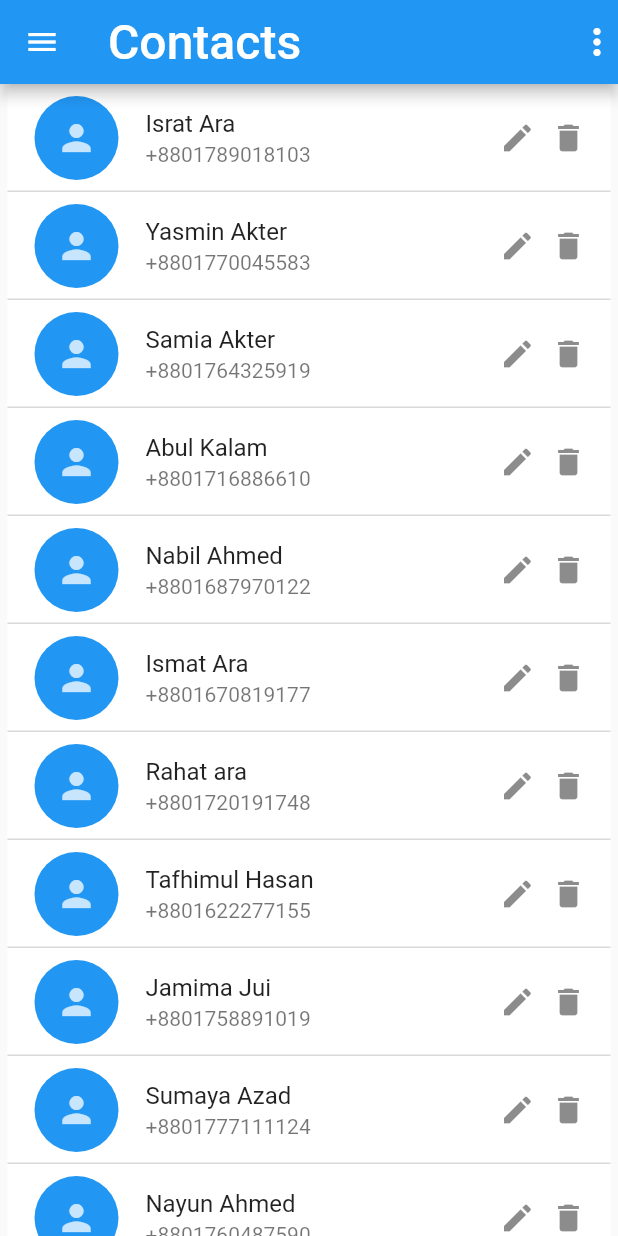
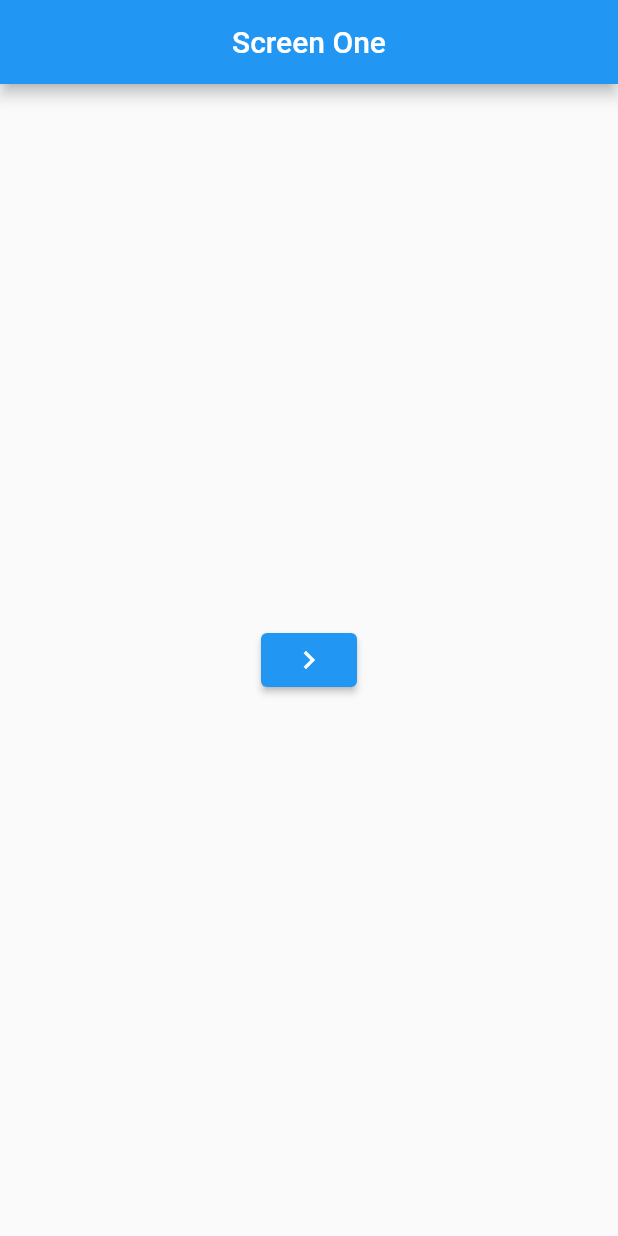
Before and after one commit to najibahmed/Najib_demo, a Flutter app: the screen it shows after launch, on a phone screen of 412 x 824 dp. Run offline on Flutter 3.47's test engine with Material 2 defaults, Android fonts, the phone set to English and light mode, and no system bars.

Commit message:
Routing the Pages

```diff
--- a/lib/list_view.dart
+++ b/lib/list_view.dart
@@ -95,117 +95,6 @@ class Listview extends StatelessWidget {
           );
         },
       ),
-      drawer: Drawer(
-        child: SingleChildScrollView(
-          child: Column(
-            children: [
-              Stack(
-                children: [
-                  Image.asset("assets/gmail_background.jfif"),
-                  Positioned(
-                    left: 20,
-                    top: 20,
-                    child: Column(
-                      crossAxisAlignment: CrossAxisAlignment.start,
-                      children: [
-                        CircleAvatar(
-                          radius: 48,
-                          backgroundImage: AssetImage("assets/happy_man.jpg"),
-                        ),
-                        Text(
-                          "Najib Ahmed",
-                          style: TextStyle(
-                            fontSize: 24,
-                            color: Colors.white,
-                          ),
-                        ),
-                        Text(
-                          "najibahmed50@gmail.com",
-                          style: TextStyle(
-                            fontSize: 14,
-                            color: Colors.white.withOpacity(.50),
-                          ),
-                        ),
-                      ],
-                    ),
-                  ),
-                  Positioned(
-                    top: 10,
-                    right: 15,
-                    child: Row(
-                      children: [
-                        CircleAvatar(
-                          radius: 14,
-                          backgroundImage: AssetImage("assets/happy_man.jpg"),
-                        ),
-                        SizedBox(width: 5),
-                        CircleAvatar(
-                          radius: 14,
-                          backgroundImage: AssetImage("assets/happy_man.jpg"),
-                        ),
-                      ],
-                    ),
-                  ),
-                  Positioned(
-                    right: 15,
-                    bottom: 5,
-                    child: Icon(
-                      Icons.arrow_drop_down,
-                      color: Colors.white.withOpacity(.50),
-                      size: 30,
-                    ),
-                  ),
-                ],
-              ),
-              ListTile(
-                onTap: () {},
-                leading: Icon(Icons.circle),
-                title: Text("Short title"),
-              ),
-              ListTile(
-                onTap: () {},
-                leading: Icon(Icons.circle),
-                title: Text("A little longer title"),
-              ),
-              ListTile(
-                onTap: () {},
-                leading: Icon(Icons.circle),
-                title: Text("A very long title that trancat the list"),
-              ),
-              ListTile(
-                onTap: () {},
-                leading: Icon(Icons.circle),
-                title: Text("A Shorter title"),
-              ),
-              ListTile(
-                onTap: () {},
-                leading: Icon(Icons.circle),
-                title: Text("Short title"),
-              ),
-              ListTile(
-                onTap: () {},
-                leading: Icon(Icons.circle),
-                title: Text("A Shorter title"),
-              ),
-              ListTile(
-                onTap: () {},
-                leading: Icon(Icons.settings),
-                title: Text("Settings"),
-              ),
-              ListTile(
-                onTap: () {},
-                leading: Icon(Icons.feedback_outlined),
-                title: Text("Feedback"),
-              ),
-              ListTile(
-                onTap: () {},
-                leading: Icon(Icons.logout_rounded),
-                title: Text("Log Out"),
-              ),
-            ],
-          ),
-        ),
-      ),
     );
   }
 }
--- /dev/null
+++ b/lib/screen_one.dart
@@ -0,0 +1,25 @@
+import 'package:flutter/material.dart';
+import 'package:najib_project/screeen_two.dart';
+
+class ScreenOne extends StatelessWidget {
+  const ScreenOne({Key? key}) : super(key: key);
+
+  @override
+  Widget build(BuildContext context) {
+    return Scaffold(
+      appBar: AppBar(
+        title: Text("Screen One"),
+        centerTitle: true,
+        automaticallyImplyLeading: false,
+      ),
+      body: Center(
+        child: ElevatedButton(
+            onPressed: () {
+              Navigator.push(context,
+                  MaterialPageRoute(builder: (context) => ScreenTwo()));
+            },
+            child: Icon(Icons.navigate_next)),
+      ),
+    );
+  }
+}
--- a/pubspec.yaml
+++ b/pubspec.yaml
@@ -72,6 +72,7 @@ flutter:
     - family: SourcecodePro
       fonts:
         - asset: assets/fonts/SourceCodePro-Regular.ttf
+        - asset: assets/fonts/SourceCodePro-Bold.ttf
 
 
   # For details regarding fonts from package dependencies,
```
Also changed, not shown: lib/drawerpage.dart (added, +152 -0 lines), lib/home_page.dart (+30 -3 lines), lib/main.dart (+5 -3 lines), lib/screeen_two.dart (added, +36 -0 lines), lib/screen_three.dart (added, +36 -0 lines).
